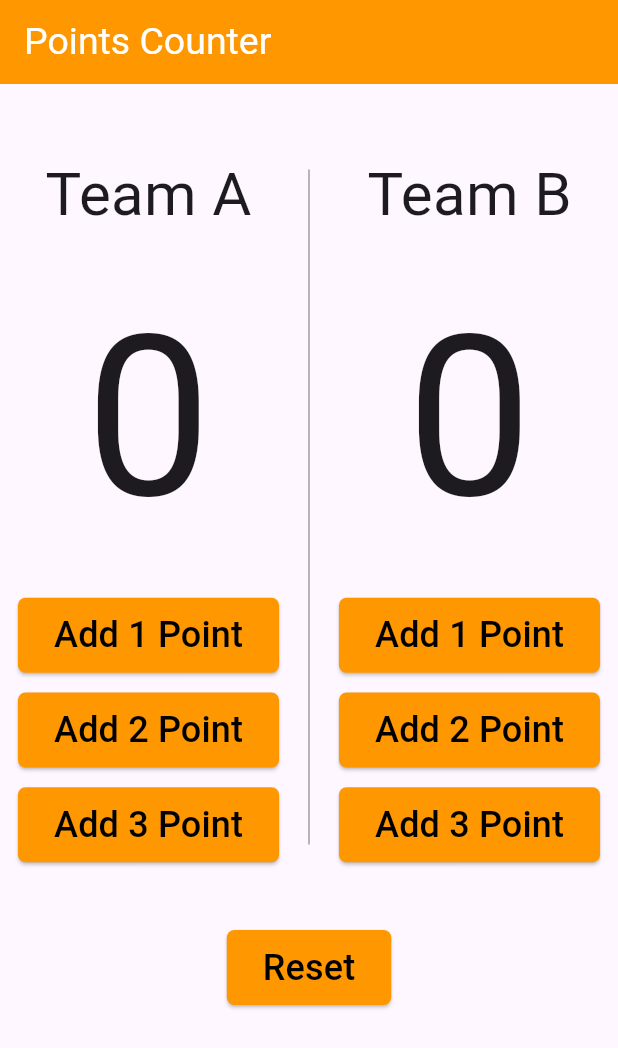
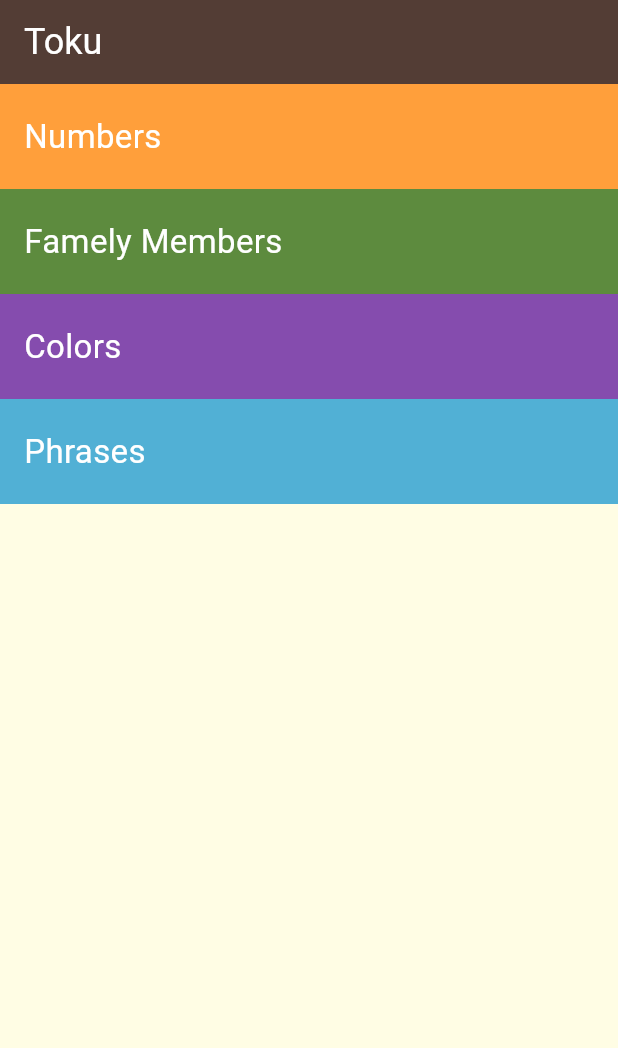
Before and after one commit to salahsaleh1015/-Complete-Flutter-Dart-Development-Course, a Flutter app: the screen it shows after launch, on a phone screen of 412 x 824 dp. Shown: the top 1048 px of the screen. Run offline on Flutter 3.47's test engine with Material 3 defaults, Android fonts, the phone set to English and light mode, and no system bars.

Commit message:
toku app (home page)

```diff
--- a/lib/main.dart
+++ b/lib/main.dart
@@ -1,6 +1,7 @@
 import 'package:complete_flutter_dart_development_course/basketball_points_counter_app/basketball_points_counter_app.dart';
 import 'package:complete_flutter_dart_development_course/birthday_card_app/birthday_card_app.dart';
 import 'package:complete_flutter_dart_development_course/business_card_app/business_card_app.dart';
+import 'package:complete_flutter_dart_development_course/toku_app/screens/toku_app.dart';
 import 'package:flutter/material.dart';
 
 void main() {
@@ -12,10 +13,10 @@ class MyApp extends StatelessWidget {
 
   @override
   Widget build(BuildContext context) {
-    return  MaterialApp(
+    return const  MaterialApp(
 
       debugShowCheckedModeBanner: false,
-      home: BasketballPointsCounterApp(),
+      home: TokuApp(),
     );
   }
 }
--- /dev/null
+++ b/lib/toku_app/components/category_item.dart
@@ -0,0 +1,27 @@
+import 'package:flutter/material.dart';
+
+class Category extends StatelessWidget {
+  const Category({super.key, required this.title, required this.color});
+
+  final String title;
+  final Color color;
+  @override
+  Widget build(BuildContext context) {
+    return Container(
+      alignment: Alignment.centerLeft,
+      color: color,
+      height: 70,
+      width: double.infinity,
+      padding: const EdgeInsets.only(
+        left: 16,
+      ),
+      child: Text(
+        title,
+        style: const TextStyle(
+          fontSize: 22,
+          color: Colors.white,
+        ),
+      ),
+    );
+  }
+}
--- /dev/null
+++ b/lib/toku_app/screens/home_page.dart
@@ -0,0 +1,43 @@
+import 'package:complete_flutter_dart_development_course/toku_app/components/category_item.dart';
+import 'package:flutter/material.dart';
+
+class HomePage extends StatelessWidget {
+  const HomePage({super.key});
+
+  @override
+  Widget build(BuildContext context) {
+    return Scaffold(
+      backgroundColor: const Color(0xfffffde4),
+      appBar: AppBar(
+        backgroundColor: const Color(0xff533d35),
+        title: const Text(
+          "Toku",
+          style: TextStyle(
+            fontSize: 24,
+            color: Colors.white,
+          ),
+        ),
+      ),
+      body: const  Column(
+        children: [
+          Category(
+            color: Color(0xffff9f3b),
+            title: "Numbers",
+          ),
+          Category(
+            color: Color(0xff5d8b3e),
+            title: "Famely Members",
+          ),
+          Category(
+            color: Color(0xff854cae),
+            title: "Colors",
+          ),
+          Category(
+            color: Color(0xff51b0d5),
+            title: "Phrases",
+          ),
+        ],
+      ),
+    );
+  }
+}
--- /dev/null
+++ b/lib/toku_app/screens/toku_app.dart
@@ -0,0 +1,12 @@
+
+import 'package:complete_flutter_dart_development_course/toku_app/screens/home_page.dart';
+import 'package:flutter/material.dart';
+
+class TokuApp extends StatelessWidget {
+  const TokuApp({super.key});
+
+  @override
+  Widget build(BuildContext context) {
+    return const HomePage();
+  }
+}
--- a/pubspec.yaml
+++ b/pubspec.yaml
@@ -60,7 +60,9 @@ flutter:
 
   # To add assets to your application, add an assets section, like this:
   assets:
-    - images/
+    - assets/images/colors/
+    - assets/images/family_members/
+    - assets/images/numbers/
 
   # An image asset can refer to one or more resolution-specific "variants", see
   # https://flutter.dev/to/resolution-aware-images
@@ -76,7 +78,7 @@ flutter:
   fonts:
     - family: Pacifico
       fonts:
-        - asset: fonts/Pacifico-Regular.ttf
+        - asset: assets/fonts/Pacifico-Regular.ttf
 
   #   - family: Trajan Pro
   #     fonts:
```
